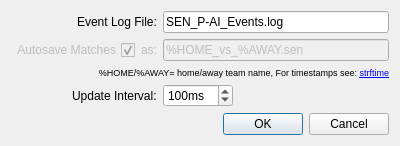
Two-Scoops/SEN_P-AI, file ui/SettingsDialog.ui: the form before one commit.
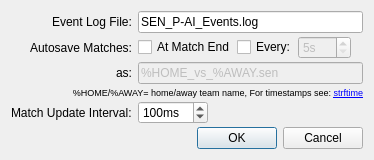
The form after the commit.

Commit message: One massive commit because I'm really good at commiting often -Refactored sepearated match tracking logic into the MatchReader class, along with a UI widget -Added an option to brute force the stat table search -Added saving and loading matches -Added actual autosaving, on match end and/or periodically -Made the match tabs closable (except for the current match) -Incremented to Version 1.2.0

Patch:
```diff
--- a/ui/SettingsDialog.ui
+++ b/ui/SettingsDialog.ui
@@ -6,8 +6,8 @@
    <rect>
     <x>0</x>
     <y>0</y>
-    <width>400</width>
-    <height>138</height>
+    <width>374</width>
+    <height>153</height>
    </rect>
   </property>
   <property name="sizePolicy">
@@ -23,6 +23,9 @@
    <property name="labelAlignment">
     <set>Qt::AlignRight|Qt::AlignTrailing|Qt::AlignVCenter</set>
    </property>
+   <property name="verticalSpacing">
+    <number>3</number>
+   </property>
    <item row="0" column="0">
     <widget class="QLabel" name="eventLogLabel">
      <property name="text">
@@ -37,37 +40,69 @@
      </property>
     </widget>
    </item>
-   <item row="1" column="0">
-    <layout class="QHBoxLayout" name="horizontalLayout_2">
+   <item row="1" column="1">
+    <layout class="QHBoxLayout" name="horizontalLayout_4">
+     <property name="spacing">
+      <number>2</number>
+     </property>
      <item>
-      <widget class="QCheckBox" name="autoSaveCheckbox">
+      <widget class="QCheckBox" name="autosaveOnEnd">
+       <property name="text">
+        <string>At Match End</string>
+       </property>
+      </widget>
+     </item>
+     <item>
+      <widget class="QCheckBox" name="autosaveTimed">
+       <property name="text">
+        <string>Every:</string>
+       </property>
+      </widget>
+     </item>
+     <item>
+      <widget class="QSpinBox" name="autosaveInterval">
        <property name="enabled">
         <bool>false</bool>
        </property>
-       <property name="layoutDirection">
-        <enum>Qt::RightToLeft</enum>
+       <property name="suffix">
+        <string>s</string>
        </property>
-       <property name="text">
-        <string>Autosave Matches</string>
+       <property name="minimum">
+        <number>5</number>
        </property>
-       <property name="checked">
-        <bool>true</bool>
+       <property name="maximum">
+        <number>999</number>
        </property>
       </widget>
      </item>
      <item>
+      <spacer name="horizontalSpacer_2">
+       <property name="orientation">
+        <enum>Qt::Horizontal</enum>
+       </property>
+       <property name="sizeHint" stdset="0">
+        <size>
+         <width>40</width>
+         <height>20</height>
+        </size>
+       </property>
+      </spacer>
+     </item>
+    </layout>
+   </item>
+   <item row="2" column="0">
       <widget class="QLabel" name="as">
        <property name="enabled">
-        <bool>false</bool>
+      <bool>true</bool>
        </property>
        <property name="text">
         <string>as:</string>
        </property>
       </widget>
      </item>
-    </layout>
-   </item>
-   <item row="1" column="1">
+   <item row="2" column="1">
+    <layout class="QHBoxLayout" name="horizontalLayout_3">
+     <item>
     <widget class="QLineEdit" name="matchSaveEdit">
      <property name="enabled">
       <bool>false</bool>
@@ -77,7 +112,9 @@
      </property>
     </widget>
    </item>
-   <item row="2" column="0" colspan="2">
+    </layout>
+   </item>
+   <item row="3" column="0" colspan="2">
     <widget class="QLabel" name="formatLabel">
      <property name="font">
       <font>
@@ -101,14 +138,14 @@
      </property>
     </widget>
    </item>
-   <item row="3" column="0">
+   <item row="4" column="0">
     <widget class="QLabel" name="updateIntervalLabel">
      <property name="text">
-      <string>Update Interval:</string>
+      <string>Match Update Interval:</string>
      </property>
     </widget>
    </item>
-   <item row="3" column="1">
+   <item row="4" column="1">
     <layout class="QHBoxLayout" name="horizontalLayout">
      <item>
       <widget class="QSpinBox" name="updateRate">
@@ -141,7 +178,7 @@
      </item>
     </layout>
    </item>
-   <item row="4" column="1">
+   <item row="5" column="0" colspan="2">
     <widget class="QDialogButtonBox" name="buttonBox">
      <property name="orientation">
       <enum>Qt::Horizontal</enum>
@@ -151,6 +188,13 @@
      </property>
     </widget>
    </item>
+   <item row="1" column="0">
+    <widget class="QLabel" name="label">
+     <property name="text">
+      <string>Autosave Matches:</string>
+     </property>
+    </widget>
+   </item>
   </layout>
  </widget>
  <resources/>
```
Left out of the diff: 20 changed lines with no effect on the pictures. Lines whose indentation alone changed are shown as unchanged. The commit also changes 16 other files.
